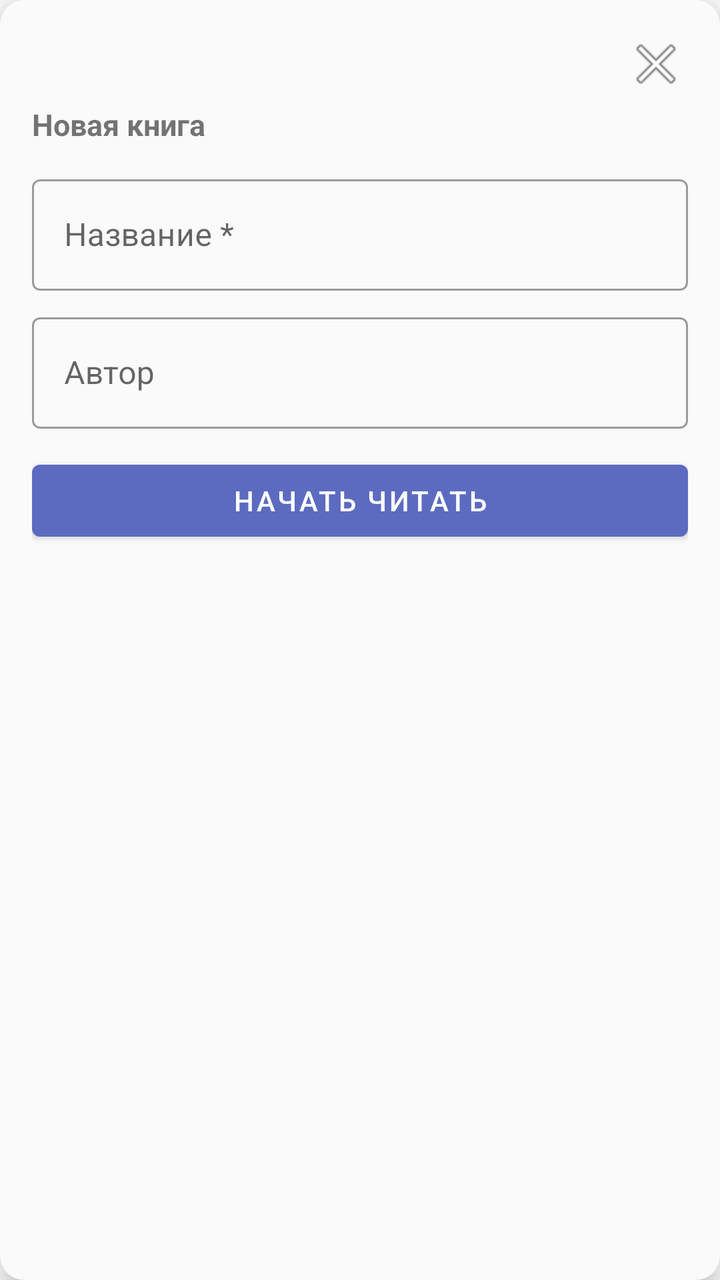
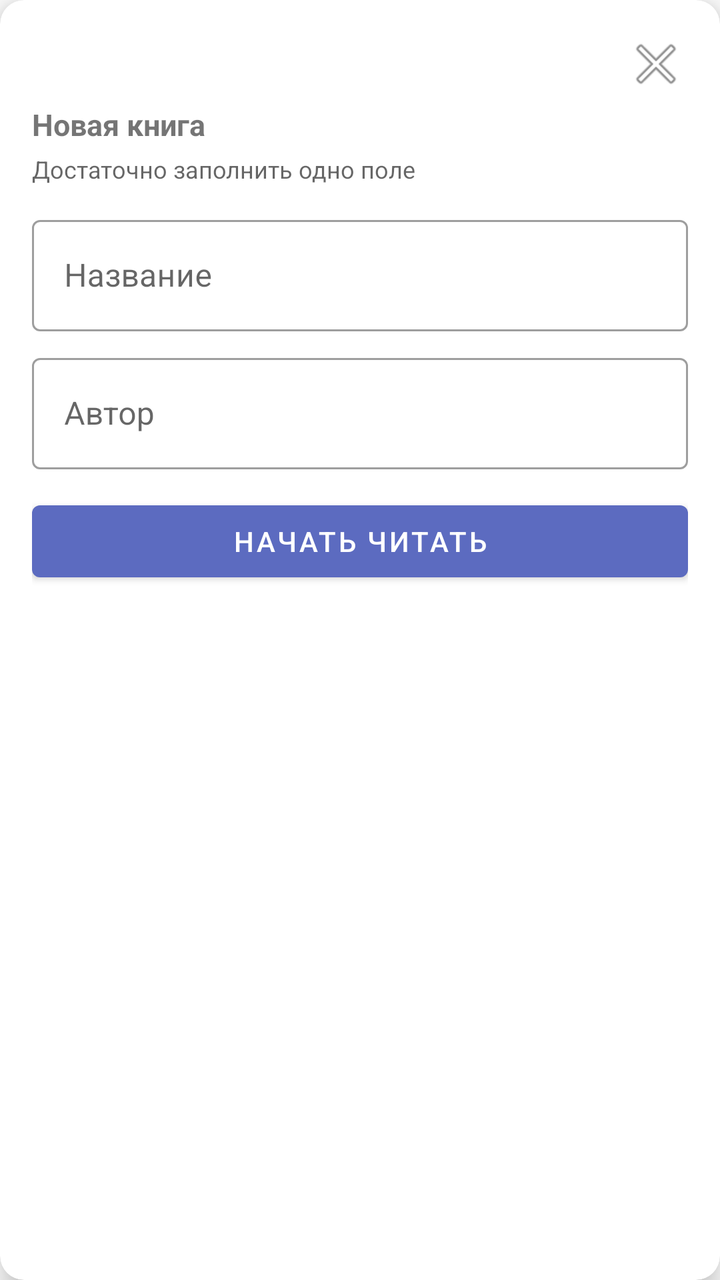

An Android layout rendered at two revisions. The XML below is the earlier revision; the diff shows what the commit changed to produce the second picture.
<!-- AndroidManifest.xml: application theme Theme.ReadingTracker -->
<!-- res/layout/overlay_new_book.xml -->
<?xml version="1.0" encoding="utf-8"?>
<androidx.cardview.widget.CardView
    xmlns:android="http://schemas.android.com/apk/res/android"
    xmlns:app="http://schemas.android.com/apk/res-auto"
    android:layout_width="match_parent"
    android:layout_height="wrap_content"
    android:layout_marginHorizontal="12dp"
    android:layout_marginTop="8dp"
    app:cardCornerRadius="12dp"
    app:cardElevation="8dp"
    app:cardBackgroundColor="#FAFAFA">

    <LinearLayout
        android:layout_width="match_parent"
        android:layout_height="wrap_content"
        android:orientation="vertical"
        android:padding="16dp">

        <LinearLayout
            android:layout_width="match_parent"
            android:layout_height="wrap_content"
            android:orientation="horizontal"
            android:gravity="center_vertical">

            <TextView
                android:id="@+id/tvAppName"
                android:layout_width="0dp"
                android:layout_height="wrap_content"
                android:layout_weight="1"
                android:textSize="12sp"
                android:textColor="#888" />

            <ImageButton
                android:id="@+id/btnClose"
                android:layout_width="32dp"
                android:layout_height="32dp"
                android:src="@android:drawable/ic_menu_close_clear_cancel"
                android:background="?attr/selectableItemBackgroundBorderless"
                android:contentDescription="Закрыть" />
        </LinearLayout>

        <TextView
            android:layout_width="wrap_content"
            android:layout_height="wrap_content"
            android:text="Новая книга"
            android:textSize="15sp"
            android:textStyle="bold"
            android:layout_marginTop="4dp"
            android:layout_marginBottom="12dp" />

        <com.google.android.material.textfield.TextInputLayout
            android:layout_width="match_parent"
            android:layout_height="wrap_content"
            android:hint="Название *"
            android:layout_marginBottom="8dp"
            style="@style/Widget.MaterialComponents.TextInputLayout.OutlinedBox">
            <com.google.android.material.textfield.TextInputEditText
                android:id="@+id/etTitle"
                android:layout_width="match_parent"
                android:layout_height="wrap_content"
                android:imeOptions="actionNext"
                android:inputType="textCapSentences" />
        </com.google.android.material.textfield.TextInputLayout>

        <com.google.android.material.textfield.TextInputLayout
            android:layout_width="match_parent"
            android:layout_height="wrap_content"
            android:hint="Автор"
            android:layout_marginBottom="12dp"
            style="@style/Widget.MaterialComponents.TextInputLayout.OutlinedBox">
            <com.google.android.material.textfield.TextInputEditText
                android:id="@+id/etAuthor"
                android:layout_width="match_parent"
                android:layout_height="wrap_content"
                android:imeOptions="actionDone"
                android:inputType="textCapWords" />
        </com.google.android.material.textfield.TextInputLayout>

        <Button
            android:id="@+id/btnSave"
            android:layout_width="match_parent"
            android:layout_height="wrap_content"
            android:text="Начать читать" />

    </LinearLayout>
</androidx.cardview.widget.CardView>
<!-- resources referenced by this layout -->
<resources>
  <style name="Theme.ReadingTracker" parent="Theme.MaterialComponents.DayNight.DarkActionBar">
          <item name="colorPrimary">#5C6BC0</item>
          <item name="colorPrimaryVariant">#3949AB</item>
          <item name="colorOnPrimary">@android:color/white</item>
          <item name="colorSecondary">#26A69A</item>
          <item name="colorOnSecondary">@android:color/white</item>
          <item name="android:statusBarColor">?attr/colorPrimaryVariant</item>
          <item name="windowActionBar">false</item>
          <item name="windowNoTitle">true</item>
      </style>
</resources>

<!-- the commit's change to res/layout/overlay_new_book.xml (unified diff, before → after) -->
@@ -8,7 +8,7 @@
     android:layout_marginTop="8dp"
     app:cardCornerRadius="12dp"
     app:cardElevation="8dp"
-    app:cardBackgroundColor="#FAFAFA">
+    app:cardBackgroundColor="?attr/colorSurface">
 
     <LinearLayout
         android:layout_width="match_parent"
@@ -28,7 +28,7 @@
                 android:layout_height="wrap_content"
                 android:layout_weight="1"
                 android:textSize="12sp"
-                android:textColor="#888" />
+                android:textColor="?android:attr/textColorSecondary" />
 
             <ImageButton
                 android:id="@+id/btnClose"
@@ -46,16 +46,25 @@
             android:textSize="15sp"
             android:textStyle="bold"
             android:layout_marginTop="4dp"
+            android:layout_marginBottom="4dp" />
+
+        <TextView
+            android:layout_width="wrap_content"
+            android:layout_height="wrap_content"
+            android:text="Достаточно заполнить одно поле"
+            android:textSize="12sp"
+            android:textColor="?android:attr/textColorSecondary"
             android:layout_marginBottom="12dp" />
 
         <com.google.android.material.textfield.TextInputLayout
             android:layout_width="match_parent"
             android:layout_height="wrap_content"
-            android:hint="Название *"
+            android:hint="Название"
             android:layout_marginBottom="8dp"
             style="@style/Widget.MaterialComponents.TextInputLayout.OutlinedBox">
             <com.google.android.material.textfield.TextInputEditText
                 android:id="@+id/etTitle"
+                android:textColor="?android:attr/textColorPrimary"
                 android:layout_width="match_parent"
                 android:layout_height="wrap_content"
                 android:imeOptions="actionNext"
@@ -70,6 +79,7 @@
             style="@style/Widget.MaterialComponents.TextInputLayout.OutlinedBox">
             <com.google.android.material.textfield.TextInputEditText
                 android:id="@+id/etAuthor"
+                android:textColor="?android:attr/textColorPrimary"
                 android:layout_width="match_parent"
                 android:layout_height="wrap_content"
                 android:imeOptions="actionDone"
